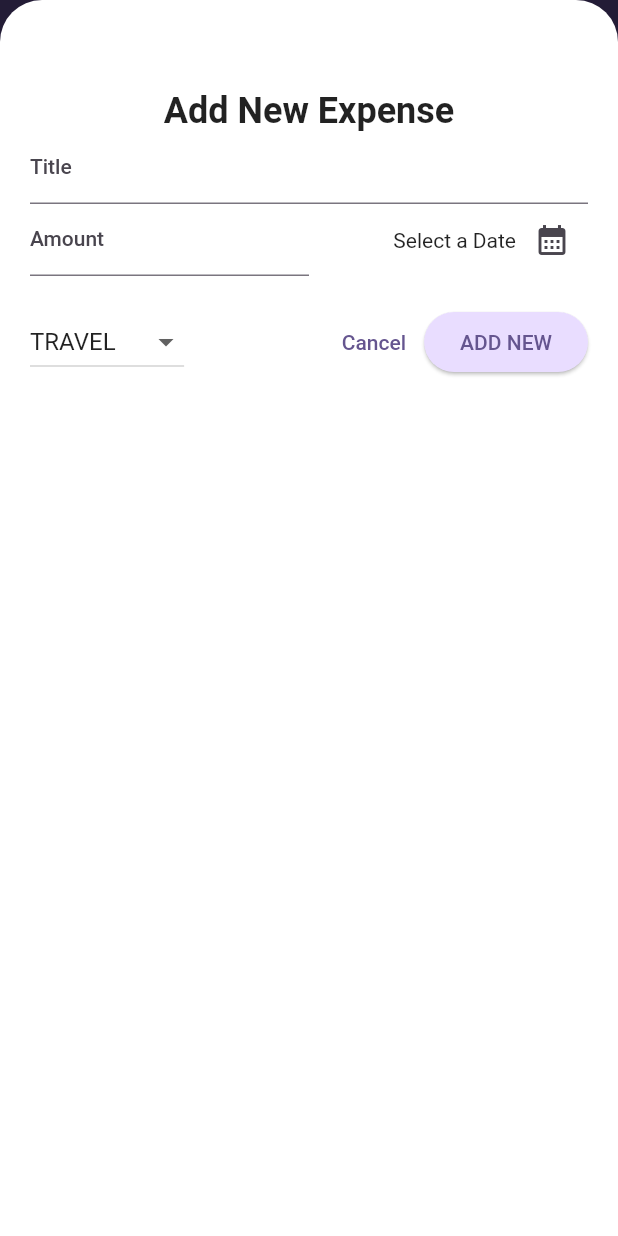
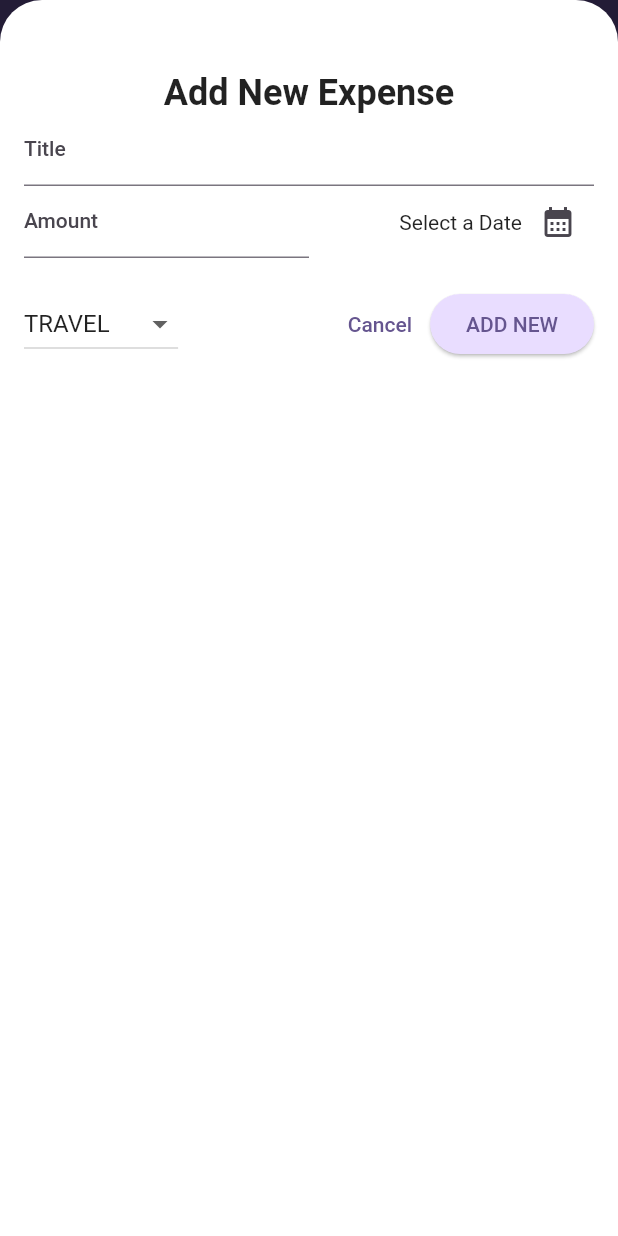
Before and after one commit to srpallab/learn-test-app, a Flutter app: the ExpenseTrackerView screen opened by its route, after a tap on the "add" icon, on a phone screen of 412 x 824 dp. Run offline on Flutter 3.47's test engine with Material 2 defaults, Android fonts, the phone set to English and light mode, and no system bars; our stand-ins replace audioplayers, get, google_fonts; missing offline and left inert: record.

Commit message:
DONE Expense Tracker Chart.

```diff
--- a/lib/app/modules/expense_tracker/views/expense_tracker_view.dart
+++ b/lib/app/modules/expense_tracker/views/expense_tracker_view.dart
@@ -19,12 +19,14 @@ class ExpenseTrackerView extends GetView<ExpenseTrackerController> {
           )
         ],
       ),
-      body: const Column(
-        children: [
-          Chart(),
-          Expanded(child: ExpensesList()),
-        ],
-      ),
+      body: Get.width < 600
+          ? const Column(children: [Chart(), Expanded(child: ExpensesList())])
+          : const Row(
+              children: [
+                Expanded(child: Chart()),
+                Expanded(child: ExpensesList()),
+              ],
+            ),
     );
   }
 }
--- a/lib/app/modules/expense_tracker/views/new_expense.dart
+++ b/lib/app/modules/expense_tracker/views/new_expense.dart
@@ -9,22 +9,63 @@ class NewExpense extends GetView<ExpenseTrackerController> {
 
   @override
   Widget build(BuildContext context) {
-    return Padding(
-      padding: const EdgeInsets.all(20),
+    final keyboardSpace = MediaQuery.of(context).viewInsets.bottom;
+    return LayoutBuilder(builder: (ctx, constrains) {
+      final constrainsMaxWidth = constrains.maxWidth;
+      return SizedBox(
+        height: Get.height,
+        width: Get.width,
+        child: SingleChildScrollView(
+          child: Padding(
+            padding: EdgeInsets.fromLTRB(16, 48, 16, keyboardSpace + 16),
             child: Column(
               children: [
-          const SizedBox(height: 40),
                 titleSection(),
-          TextFormField(
-            controller: controller.titleCtl,
-            decoration: const InputDecoration(
-              label: Text("Title"),
+                if (constrainsMaxWidth <= 600)
+                  titleField()
+                else
+                  Row(
+                    children: [
+                      Expanded(child: titleField()),
+                      const SizedBox(width: 25),
+                      amountField(),
+                    ],
+                  ),
+                if (constrainsMaxWidth <= 600)
+                  Row(
+                    crossAxisAlignment: CrossAxisAlignment.center,
+                    children: [amountField(), datePicker()],
+                  )
+                else
+                  Row(children: [dropDownBtn(), datePicker()]),
+                const SizedBox(height: 20),
+                btnRow(constrainsMaxWidth),
+              ],
             ),
           ),
-          Row(
+        ),
+      );
+    });
+  }
+
+  Expanded datePicker() {
+    return Expanded(
+      child: Row(
+        mainAxisAlignment: MainAxisAlignment.end,
         crossAxisAlignment: CrossAxisAlignment.center,
         children: [
-              Expanded(
+          Obx(() => Text(controller.selectedDate.value)),
+          IconButton(
+            onPressed: controller.selectDate,
+            icon: const Icon(Icons.calendar_month),
+          ),
+        ],
+      ),
+    );
+  }
+
+  Expanded amountField() {
+    return Expanded(
       child: TextFormField(
         controller: controller.amountCtl,
         keyboardType: TextInputType.number,
@@ -32,28 +73,32 @@ class NewExpense extends GetView<ExpenseTrackerController> {
           label: Text("Amount"),
         ),
       ),
-              ),
-              Expanded(
-                child: Row(
-                  mainAxisAlignment: MainAxisAlignment.end,
-                  crossAxisAlignment: CrossAxisAlignment.center,
+    );
+  }
+
+  TextFormField titleField() {
+    return TextFormField(
+      controller: controller.titleCtl,
+      decoration: const InputDecoration(label: Text("Title")),
+    );
+  }
+
+  Row btnRow(double width) {
+    return Row(
       children: [
-                    Obx(() {
-                      return Text(controller.selectedDate.value);
-                    }),
-                    IconButton(
-                      onPressed: controller.selectDate,
-                      icon: const Icon(Icons.calendar_month),
+        if (width <= 600) dropDownBtn(),
+        const Spacer(),
+        TextButton(onPressed: Get.back, child: const Text("Cancel")),
+        ElevatedButton(
+          onPressed: controller.addNewExpense,
+          child: const Text("ADD NEW"),
         ),
       ],
-                ),
-              ),
-            ],
-          ),
-          const SizedBox(height: 20),
-          Row(
-            children: [
-              Obx(() {
+    );
+  }
+
+  Obx dropDownBtn() {
+    return Obx(() {
       return DropdownButton(
         value: controller.selectedCategory.value,
         items: ExpenseCategory.values
@@ -69,18 +114,7 @@ class NewExpense extends GetView<ExpenseTrackerController> {
           controller.selectedCategory.value = val;
         },
       );
-              }),
-              const Spacer(),
-              TextButton(onPressed: Get.back, child: const Text("Cancel")),
-              ElevatedButton(
-                onPressed: controller.addNewExpense,
-                child: const Text("ADD NEW"),
-              ),
-            ],
-          )
-        ],
-      ),
-    );
+    });
   }
 
   Text titleSection() {
--- a/lib/main.dart
+++ b/lib/main.dart
@@ -13,8 +13,12 @@ final ColorScheme kDarkColorScheme = ColorScheme.fromSeed(
 );
 
 void main() {
-  runApp(
-    GetMaterialApp(
+  WidgetsFlutterBinding.ensureInitialized();
+
+  // SystemChrome.setPreferredOrientations([DeviceOrientation.portraitUp])
+  //     .then((value) {});
+
+  runApp(GetMaterialApp(
     title: "Application",
     initialRoute: AppPages.INITIAL,
     getPages: AppPages.routes,
@@ -57,6 +61,5 @@ void main() {
       ),
     ),
     themeMode: ThemeMode.system,
-    ),
-  );
+  ));
 }
```
Lines whose indentation alone changed are shown as unchanged.
